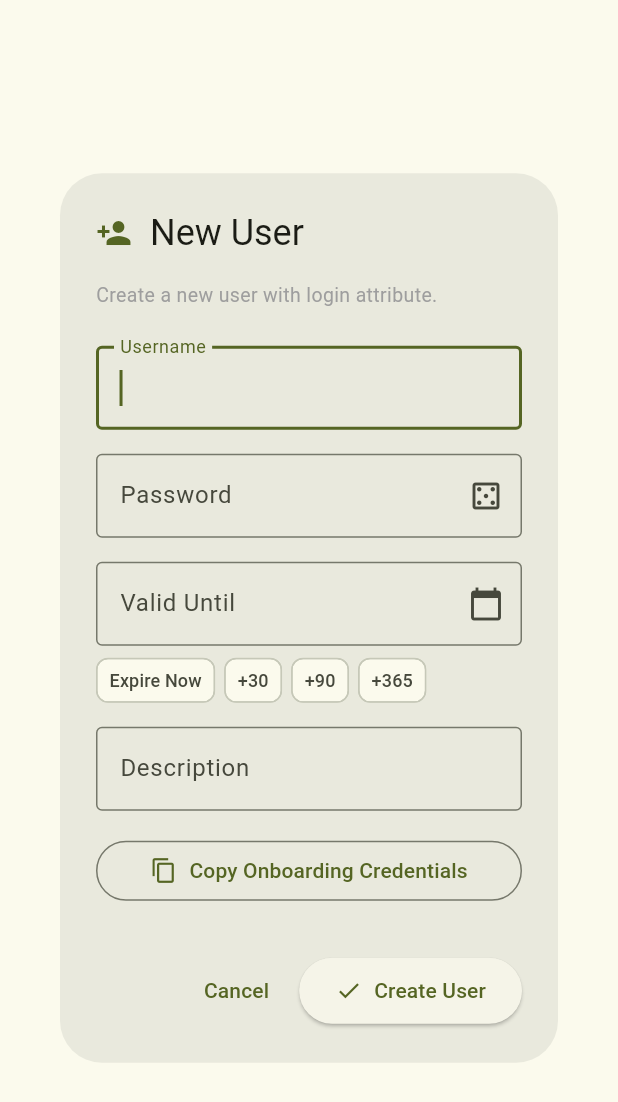
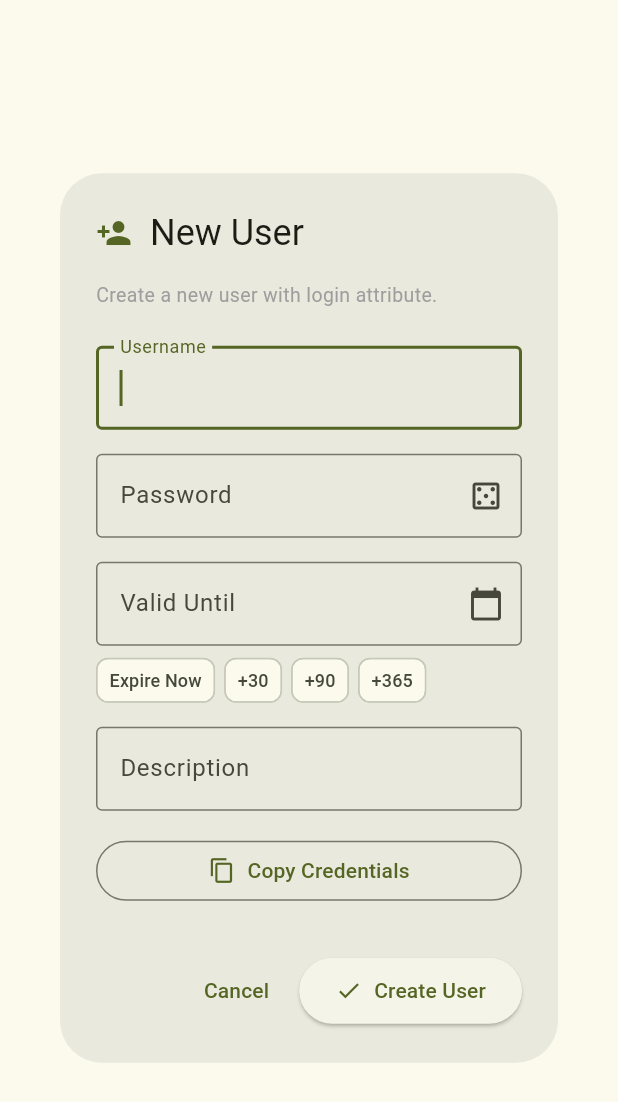
Before and after one commit to dbroles/postgresql, a Flutter app: the CreateUserDialog widget shown alone on an empty page, opened directly with empty values, on a phone screen of 412 x 824 dp. Shown: the top 1102 px of the screen. Run offline on Flutter 3.47's test engine with Material 3 defaults, Android fonts, the phone set to English and light mode, and no system bars; our stand-ins replace flutter_secure_storage, shared_preferences; missing offline and left inert: postgres; accounts and stored records are empty.

Commit message:
refactor: shorten UI labels for credentials button and admin user filter setting

```diff
--- a/lib/views/create_user_dialog.dart
+++ b/lib/views/create_user_dialog.dart
@@ -496,7 +496,7 @@ class _CreateUserDialogState extends State<CreateUserDialog> {
                       SizedBox(width: 8),
                       Flexible(
                         child: Text(
-                          'Copy Onboarding Credentials',
+                          'Copy Credentials',
                           maxLines: 1,
                           overflow: TextOverflow.ellipsis,
                         ),
```
Also changed, not shown: lib/views/role_manager_home.dart (+9 -9 lines), 1 other file.
